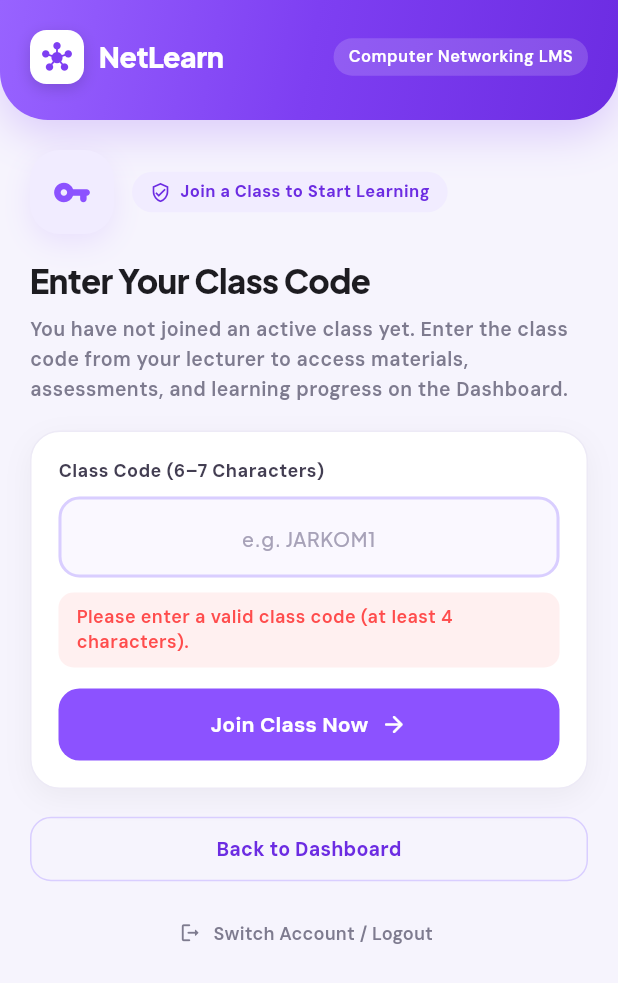
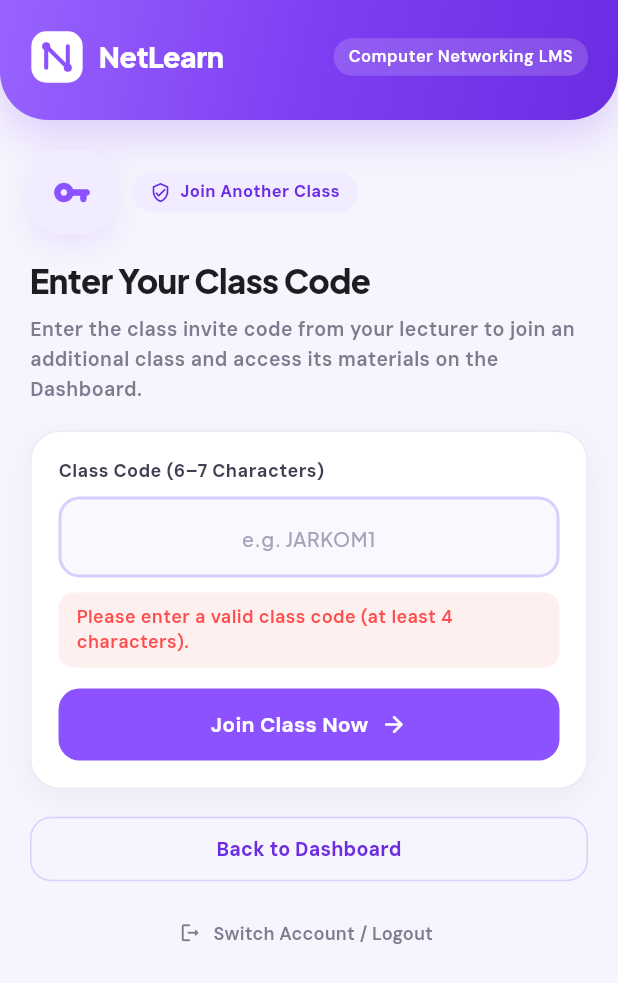
Before and after one commit to SuponoNotoBoto/Netlearn-Mobile-App, a Flutter app: the ClassOnboardingPage screen opened by its route, after a tap on "Join Class Now", on a phone screen of 412 x 824 dp. Shown: the top 983 px of the screen. Run offline on Flutter 3.47's test engine with Material 3 defaults, Android fonts, the phone set to English and light mode, and no system bars; our stand-ins replace audioplayers, file_picker, flutter_dotenv, flutter_local_notifications, flutter_riverpod, go_router and 6 more; missing offline and left inert: ar_flutter_plugin_plus, dart:html, pdfx; accounts and stored records are empty; network calls fail.

Commit message:
fix(class): konsistensi logo NetLearn

```diff
--- a/lib/features/classes/class_onboarding_page.dart
+++ b/lib/features/classes/class_onboarding_page.dart
@@ -6,6 +6,8 @@ import 'package:go_router/go_router.dart';
 import '../../core/session/session_reset.dart';
 import '../../core/supabase/supabase_client.dart';
 import '../../core/theme/app_theme.dart';
+import '../../l10n/app_localizations.dart';
+import '../../shared/widgets/nl_netlearn_logo.dart';
 import 'class_action_messages.dart';
 import 'class_controller.dart';
 
@@ -142,9 +144,10 @@ class _ClassOnboardingViewState extends ConsumerState<ClassOnboardingView> {
 
   // Lecturer create state
   final _nameController = TextEditingController();
-  final _semesterController = TextEditingController(text: 'Ganjil 2026/2027');
+  final _semesterController = TextEditingController();
   final _descController = TextEditingController();
   final _firstModuleController = TextEditingController();
+  String? _lastAutoSemester;
   bool _useTemplate = true;
   bool _pretestEnabled = true;
   bool _posttestEnabled = true;
@@ -158,6 +161,18 @@ class _ClassOnboardingViewState extends ConsumerState<ClassOnboardingView> {
     bool pretestEnabled,
     bool posttestEnabled,
   })? _createdClass;
+
+  @override
+  void didChangeDependencies() {
+    super.didChangeDependencies();
+    final isId = Localizations.localeOf(context).languageCode == 'id';
+    final defaultSemester = isId ? 'Ganjil 2026/2027' : 'Odd 2026/2027';
+    if (_lastAutoSemester == null ||
+        _semesterController.text == _lastAutoSemester) {
+      _semesterController.text = defaultSemester;
+    }
+    _lastAutoSemester = defaultSemester;
+  }
 
   @override
   void dispose() {
@@ -397,26 +412,7 @@ class _ClassOnboardingViewState extends ConsumerState<ClassOnboardingView> {
           Row(
             mainAxisSize: MainAxisSize.min,
             children: [
-              Container(
-                width: 36,
-                height: 36,
-                decoration: BoxDecoration(
-                  color: Colors.white,
-                  borderRadius: BorderRadius.circular(11),
-                  boxShadow: const [
-                    BoxShadow(
-                      color: Color(0x26000000),
-                      blurRadius: 8,
-                      offset: Offset(0, 3),
-                    ),
-                  ],
-                ),
-                child: const Icon(
-                  Icons.hub_rounded,
-                  color: Color(0xFF7E3FF2),
-                  size: 20,
-                ),
-              ),
+              const NlNetLearnLogo(inverse: true, size: 36),
               const SizedBox(width: 10),
               const Text(
                 'NetLearn',
@@ -509,9 +505,13 @@ class _ClassOnboardingViewState extends ConsumerState<ClassOnboardingView> {
                     const SizedBox(width: 6),
                     Flexible(
                       child: Text(
-                        isId
-                            ? 'Wajib Sebelum Masuk Dashboard'
-                            : 'Join a Class to Start Learning',
+                        widget.hasExistingClass
+                            ? (isId
+                                ? 'Gabung Kelas Tambahan'
+                                : 'Join Another Class')
+                            : (isId
+                                ? 'Wajib Sebelum Masuk Dashboard'
+                                : 'Join a Class to Start Learning'),
                         maxLines: 1,
                         overflow: TextOverflow.ellipsis,
                         style: const TextStyle(
@@ -540,9 +540,13 @@ class _ClassOnboardingViewState extends ConsumerState<ClassOnboardingView> {
         ),
         const SizedBox(height: 6),
         Text(
-          isId
-              ? 'Anda belum tergabung dalam kelas aktif. Masukkan kode kelas dari dosen untuk mengakses materi, asesmen, dan progres belajar di Dashboard.'
-              : 'You have not joined an active class yet. Enter the class code from your lecturer to access materials, assessments, and learning progress on the Dashboard.',
+          widget.hasExistingClass
+              ? (isId
+                  ? 'Masukkan kode kelas dari dosen untuk bergabung ke kelas tambahan dan mengakses materinya di Dashboard.'
+                  : 'Enter the class invite code from your lecturer to join an additional class and access its materials on the Dashboard.')
+              : (isId
+                  ? 'Anda belum tergabung dalam kelas aktif. Masukkan kode kelas dari dosen untuk mengakses materi, asesmen, dan progres belajar di Dashboard.'
+                  : 'You have not joined an active class yet. Enter the class code from your lecturer to access materials, assessments, and learning progress on the Dashboard.'),
           style: TextStyle(
             fontSize: 13,
             height: 1.55,
@@ -811,6 +815,7 @@ class _ClassOnboardingViewState extends ConsumerState<ClassOnboardingView> {
     required bool isId,
     required bool isDark,
   }) {
+    final l10n = AppLocalizations.of(context);
     final title = widget.hasExistingClass
         ? (isId ? 'Buat Kelas Baru' : 'Create New Class')
         : (isId ? 'Buat Kelas Pertama Anda' : 'Create Your First Class');
@@ -863,9 +868,11 @@ class _ClassOnboardingViewState extends ConsumerState<ClassOnboardingView> {
                     const SizedBox(width: 6),
                     Flexible(
                       child: Text(
-                        isId
-                            ? 'Wajib Sebelum Masuk Dashboard'
-                            : 'Create a Class to Start Teaching',
+                        widget.hasExistingClass
+                            ? (isId ? 'Tambah Kelas Baru' : 'Add Another Class')
+                            : (isId
+                                ? 'Wajib Sebelum Masuk Dashboard'
+                                : 'Create a Class to Start Teaching'),
                         maxLines: 1,
                         overflow: TextOverflow.ellipsis,
                         style: const TextStyle(
@@ -894,9 +901,13 @@ class _ClassOnboardingViewState extends ConsumerState<ClassOnboardingView> {
         ),
         const SizedBox(height: 6),
         Text(
-          isId
-              ? 'Sebagai dosen, Anda wajib membuat minimal satu kelas dan menghasilkan kode kelas sebelum dapat masuk ke Teaching Workspace di Dashboard.'
-              : 'As a lecturer, you must create at least one class and generate a class invite code before entering your Teaching Workspace on the Dashboard.',
+          widget.hasExistingClass
+              ? (isId
+                  ? 'Buat kelas baru, pilih apakah menggunakan template NetLearn atau kelas kustom, lalu bagikan kode kelas kepada mahasiswa Anda.'
+                  : 'Create a new class, choose between the NetLearn template or a custom class, then share the class invite code with your students.')
+              : (isId
+                  ? 'Sebagai dosen, Anda wajib membuat minimal satu kelas dan menghasilkan kode kelas sebelum dapat masuk ke Teaching Workspace di Dashboard.'
+                  : 'As a lecturer, you must create at least one class and generate a class invite code before entering your Teaching Workspace on the Dashboard.'),
           style: TextStyle(
             fontSize: 13,
             height: 1.55,
@@ -966,7 +977,9 @@ class _ClassOnboardingViewState extends ConsumerState<ClassOnboardingView> {
                             key: const Key('create_class_semester_field'),
                             controller: _semesterController,
                             decoration: _inputDecoration(
-                              hintText: 'Ganjil 2026/2027',
+                              hintText: isId
+                                  ? 'Ganjil 2026/2027'
+                                  : 'Odd 2026/2027',
                               isDark: isDark,
                             ),
                           ),
@@ -1011,7 +1024,10 @@ class _ClassOnboardingViewState extends ConsumerState<ClassOnboardingView> {
                       child: _TemplateChoiceCard(
                         key: const Key('create_class_mode_template'),
                         icon: Icons.auto_awesome_rounded,
-                        title: 'Use NetLearn Template',
+                        title: l10n?.classUseTemplateTitle ??
+                            (isId
+                                ? 'Gunakan Template NetLearn'
+                                : 'Use NetLearn Template'),
                         subtitle: isId
                             ? 'Salin 4 Modul, Materi, Video & Pre/Post Test bawaan'
                             : 'Copy the 4 default Modules, Materials, Videos & Pre/Post Test',
@@ -1024,7 +1040,10 @@ class _ClassOnboardingViewState extends ConsumerState<ClassOnboardingView> {
                       child: _TemplateChoiceCard(
                         key: const Key('create_class_mode_custom'),
                         icon: Icons.layers_outlined,
-                        title: 'Create Custom Class',
+                        title: l10n?.classCreateCustomTitle ??
+                            (isId
+                                ? 'Buat Kelas Kustom'
+                                : 'Create Custom Class'),
                         subtitle: isId
                             ? 'Susun modul, materi, dan asesmen sendiri dari awal'
                             : 'Build your own modules, materials, and assessments from scratch',
@@ -1246,7 +1265,13 @@ class _ClassOnboardingViewState extends ConsumerState<ClassOnboardingView> {
     required bool isId,
     required bool isDark,
   }) {
+    final l10n = AppLocalizations.of(context);
     final created = _createdClass!;
+    final originLabel = created.useTemplate
+        ? (l10n?.classOriginTemplate ??
+            (isId ? 'Template NetLearn' : 'NetLearn Template'))
+        : (l10n?.classOriginCustom ??
+            (isId ? 'Kelas Kustom' : 'Custom Class'));
     return Container(
       key: const Key('lecturer_created_class_success_card'),
       padding: const EdgeInsets.all(20),
@@ -1285,7 +1310,7 @@ class _ClassOnboardingViewState extends ConsumerState<ClassOnboardingView> {
           ),
           const SizedBox(height: 6),
           Text(
-            '${created.className} (${created.useTemplate ? 'Template NetLearn' : 'Custom Class'})',
+            '${created.className} ($originLabel)',
             textAlign: TextAlign.center,
             style: TextStyle(
               fontSize: 13,
--- a/lib/features/classes/lecturer_class_detail_page.dart
+++ b/lib/features/classes/lecturer_class_detail_page.dart
@@ -709,7 +709,10 @@ class _ModulesTab extends ConsumerWidget {
                       groupValue: selectedSourceId,
                       contentPadding: EdgeInsets.zero,
                       title: Text(c.name, style: const TextStyle(fontSize: 13, fontWeight: FontWeight.w600)),
-                      subtitle: Text('${c.code} · ${c.status}', style: const TextStyle(fontSize: 11)),
+                      subtitle: Text(
+                        '${c.code} · ${c.status == 'published' ? l10n.classStatusPublished : c.status == 'archived' ? l10n.classStatusArchived : l10n.classStatusDraft}',
+                        style: const TextStyle(fontSize: 11),
+                      ),
                       onChanged: (val) => setDialogState(() => selectedSourceId = val),
                     ),
                 ],
```
Also changed, not shown: lib/features/classes/lecturer_manage_class_section.dart (+4 -3 lines), 1 other file.
